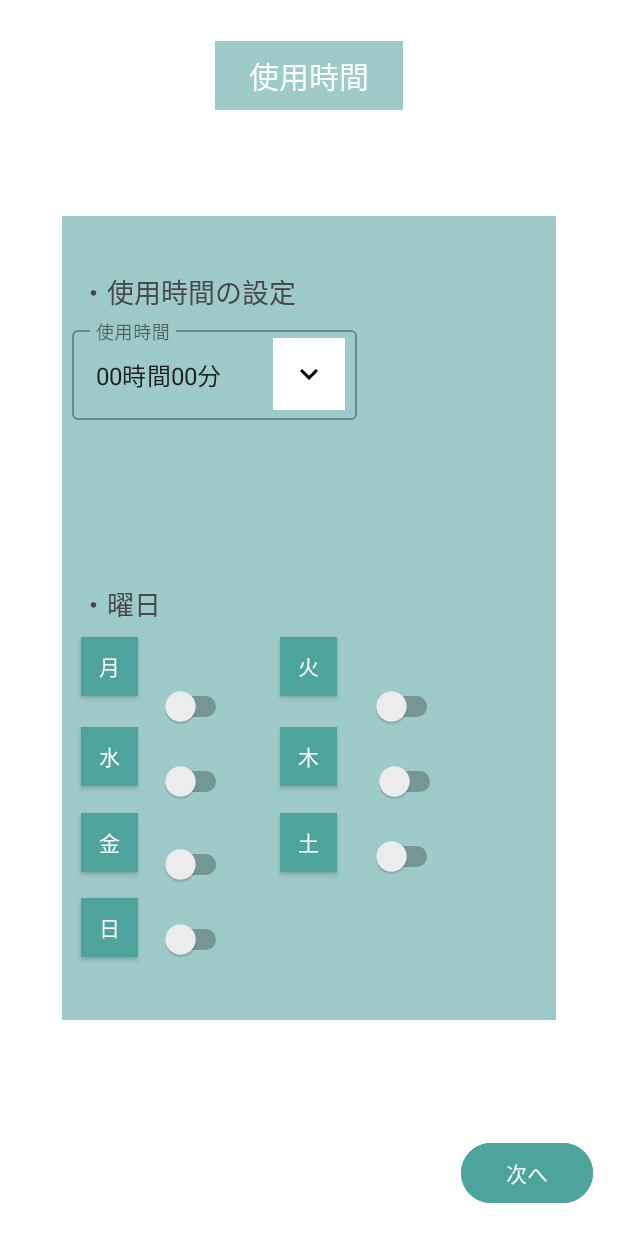
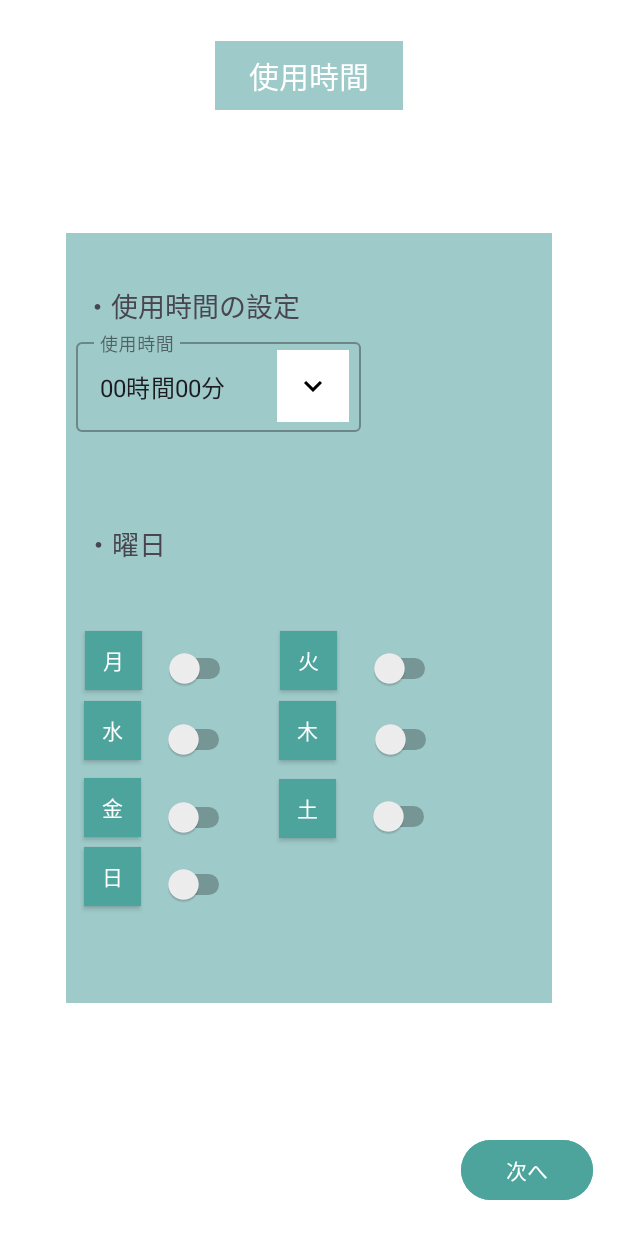
Before and after one commit to SoSatoNITIC/AppBlockTaskList, an Android app: the LockSettingUseAble screen opened through its navigation route, on a phone screen of 412 x 824 dp. Run offline under Robolectric (Android 15) with nearby library versions, the phone set to English and light mode, and no system bars; our stand-ins replace Room's generated code.

Commit message:
トグルの位置変更

```diff
--- a/app/src/main/res/layout/fragment_lock_setting_useabletime_fragment.xml
+++ b/app/src/main/res/layout/fragment_lock_setting_useabletime_fragment.xml
@@ -45,8 +45,8 @@
 
         <TextView
             android:id="@+id/textView10"
-            android:layout_width="0dp"
-            android:layout_height="0dp"
+            android:layout_width="324dp"
+            android:layout_height="513dp"
             android:background="@drawable/wakusen"
             android:backgroundTint="@color/title"
             app:layout_constraintBottom_toBottomOf="parent"
@@ -120,10 +120,10 @@
             android:textSize="18sp"
             app:layout_constraintBottom_toBottomOf="@+id/textView10"
             app:layout_constraintEnd_toEndOf="@+id/textView10"
-            app:layout_constraintHorizontal_bias="0.0"
+            app:layout_constraintHorizontal_bias="0.047"
             app:layout_constraintStart_toStartOf="@+id/textView10"
             app:layout_constraintTop_toTopOf="@+id/textView10"
-            app:layout_constraintVertical_bias="0.481" />
+            app:layout_constraintVertical_bias="0.398" />
 
         <ToggleButton
             android:id="@+id/SundayToggleButton"
@@ -136,10 +136,10 @@
             android:textOn="日"
             app:layout_constraintBottom_toBottomOf="@+id/textView10"
             app:layout_constraintEnd_toEndOf="@+id/textView10"
-            app:layout_constraintHorizontal_bias="0.043"
+            app:layout_constraintHorizontal_bias="0.041"
             app:layout_constraintStart_toStartOf="@+id/textView10"
-            app:layout_constraintTop_toTopOf="@+id/textView10"
-            app:layout_constraintVertical_bias="0.916" />
+            app:layout_constraintTop_toBottomOf="@+id/LockSettingUseabletimeText3"
+            app:layout_constraintVertical_bias="0.743" />
 
         <ToggleButton
             android:id="@+id/MondayToggleButton"
@@ -152,10 +152,10 @@
             android:textOn="月"
             app:layout_constraintBottom_toBottomOf="@+id/textView10"
             app:layout_constraintEnd_toEndOf="@+id/textView10"
-            app:layout_constraintHorizontal_bias="0.043"
+            app:layout_constraintHorizontal_bias="0.044"
             app:layout_constraintStart_toStartOf="@+id/textView10"
-            app:layout_constraintTop_toTopOf="@+id/textView10"
-            app:layout_constraintVertical_bias="0.565" />
+            app:layout_constraintTop_toBottomOf="@+id/LockSettingUseabletimeText3"
+            app:layout_constraintVertical_bias="0.173" />
 
         <ToggleButton
             android:id="@+id/TuesdayToggleButton"
@@ -170,8 +170,8 @@
             app:layout_constraintEnd_toEndOf="@+id/textView10"
             app:layout_constraintHorizontal_bias="0.498"
             app:layout_constraintStart_toStartOf="@+id/textView10"
-            app:layout_constraintTop_toTopOf="@+id/textView10"
-            app:layout_constraintVertical_bias="0.565" />
+            app:layout_constraintTop_toBottomOf="@+id/LockSettingUseabletimeText3"
+            app:layout_constraintVertical_bias="0.173" />
 
         <ToggleButton
             android:id="@+id/WednesdayToggleButton"
@@ -184,10 +184,10 @@
             android:textOn="水"
             app:layout_constraintBottom_toBottomOf="@+id/textView10"
             app:layout_constraintEnd_toEndOf="@+id/textView10"
-            app:layout_constraintHorizontal_bias="0.043"
+            app:layout_constraintHorizontal_bias="0.041"
             app:layout_constraintStart_toStartOf="@+id/textView10"
-            app:layout_constraintTop_toTopOf="@+id/textView10"
-            app:layout_constraintVertical_bias="0.686" />
+            app:layout_constraintTop_toBottomOf="@+id/LockSettingUseabletimeText3"
+            app:layout_constraintVertical_bias="0.359" />
 
         <ToggleButton
             android:id="@+id/ThursdayToggleButton"
@@ -200,10 +200,10 @@
             android:textOn="木"
             app:layout_constraintBottom_toBottomOf="@+id/textView10"
             app:layout_constraintEnd_toEndOf="@+id/textView10"
-            app:layout_constraintHorizontal_bias="0.498"
+            app:layout_constraintHorizontal_bias="0.496"
             app:layout_constraintStart_toStartOf="@+id/textView10"
-            app:layout_constraintTop_toTopOf="@+id/textView10"
-            app:layout_constraintVertical_bias="0.686" />
+            app:layout_constraintTop_toBottomOf="@+id/LockSettingUseabletimeText3"
+            app:layout_constraintVertical_bias="0.359" />
 
         <ToggleButton
             android:id="@+id/FridayToggleButton"
@@ -216,10 +216,10 @@
             android:textOn="金"
             app:layout_constraintBottom_toBottomOf="@+id/textView10"
             app:layout_constraintEnd_toEndOf="@+id/textView10"
-            app:layout_constraintHorizontal_bias="0.043"
+            app:layout_constraintHorizontal_bias="0.041"
             app:layout_constraintStart_toStartOf="@+id/textView10"
-            app:layout_constraintTop_toTopOf="@+id/textView10"
-            app:layout_constraintVertical_bias="0.802" />
+            app:layout_constraintTop_toBottomOf="@+id/LockSettingUseabletimeText3"
+            app:layout_constraintVertical_bias="0.561" />
 
         <ToggleButton
             android:id="@+id/SaturdayToggleButton"
@@ -232,10 +232,10 @@
             android:textOn="土"
             app:layout_constraintBottom_toBottomOf="@+id/textView10"
             app:layout_constraintEnd_toEndOf="@+id/textView10"
-            app:layout_constraintHorizontal_bias="0.498"
+            app:layout_constraintHorizontal_bias="0.496"
             app:layout_constraintStart_toStartOf="@+id/textView10"
-            app:layout_constraintTop_toTopOf="@+id/textView10"
-            app:layout_constraintVertical_bias="0.802" />
+            app:layout_constraintTop_toBottomOf="@+id/LockSettingUseabletimeText3"
+            app:layout_constraintVertical_bias="0.565" />
 
         <Switch
             android:id="@+id/Mondayswitch"
@@ -244,10 +244,10 @@
             android:layout_marginBottom="195dp"
             app:layout_constraintBottom_toBottomOf="@+id/textView10"
             app:layout_constraintEnd_toEndOf="@+id/textView10"
-            app:layout_constraintHorizontal_bias="0.064"
+            app:layout_constraintHorizontal_bias="0.065"
             app:layout_constraintStart_toEndOf="@+id/MondayToggleButton"
-            app:layout_constraintTop_toBottomOf="@+id/LockSettingbetweenText3"
-            app:layout_constraintVertical_bias="0.091" />
+            app:layout_constraintTop_toBottomOf="@+id/LockSettingUseabletimeText3"
+            app:layout_constraintVertical_bias="0.8" />
 
         <Switch
             android:id="@+id/Tuesdayswitch"
@@ -256,10 +256,10 @@
             android:layout_marginBottom="195dp"
             app:layout_constraintBottom_toBottomOf="@+id/textView10"
             app:layout_constraintEnd_toEndOf="@+id/textView10"
-            app:layout_constraintHorizontal_bias="0.23"
+            app:layout_constraintHorizontal_bias="0.224"
             app:layout_constraintStart_toEndOf="@+id/TuesdayToggleButton"
-            app:layout_constraintTop_toBottomOf="@+id/LockSettingbetweenText3"
-            app:layout_constraintVertical_bias="0.091" />
+            app:layout_constraintTop_toBottomOf="@+id/LockSettingUseabletimeText3"
+            app:layout_constraintVertical_bias="0.8" />
 
         <Switch
             android:id="@+id/Wednesdayswitch"
@@ -268,10 +268,10 @@
             android:layout_marginBottom="145dp"
             app:layout_constraintBottom_toBottomOf="@+id/textView10"
             app:layout_constraintEnd_toEndOf="@+id/textView10"
-            app:layout_constraintHorizontal_bias="0.064"
+            app:layout_constraintHorizontal_bias="0.065"
             app:layout_constraintStart_toEndOf="@+id/WednesdayToggleButton"
-            app:layout_constraintTop_toBottomOf="@+id/LockSettingbetweenText3"
-            app:layout_constraintVertical_bias="0.345" />
+            app:layout_constraintTop_toBottomOf="@+id/LockSettingUseabletimeText3"
+            app:layout_constraintVertical_bias="0.858" />
 
         <Switch
             android:id="@+id/Thursdayswitch"
@@ -280,10 +280,10 @@
             android:layout_marginBottom="145dp"
             app:layout_constraintBottom_toBottomOf="@+id/textView10"
             app:layout_constraintEnd_toEndOf="@+id/textView10"
-            app:layout_constraintHorizontal_bias="0.25"
+            app:layout_constraintHorizontal_bias="0.234"
             app:layout_constraintStart_toEndOf="@+id/ThursdayToggleButton"
-            app:layout_constraintTop_toBottomOf="@+id/LockSettingbetweenText3"
-            app:layout_constraintVertical_bias="0.345" />
+            app:layout_constraintTop_toBottomOf="@+id/LockSettingUseabletimeText3"
+            app:layout_constraintVertical_bias="0.858" />
 
         <Switch
             android:id="@+id/Fridayswitch"
@@ -292,10 +292,10 @@
             android:layout_marginBottom="90dp"
             app:layout_constraintBottom_toBottomOf="@+id/textView10"
             app:layout_constraintEnd_toEndOf="@+id/textView10"
-            app:layout_constraintHorizontal_bias="0.064"
+            app:layout_constraintHorizontal_bias="0.065"
             app:layout_constraintStart_toEndOf="@+id/FridayToggleButton"
-            app:layout_constraintTop_toBottomOf="@+id/LockSettingbetweenText3"
-            app:layout_constraintVertical_bias="0.587" />
+            app:layout_constraintTop_toBottomOf="@+id/LockSettingUseabletimeText3"
+            app:layout_constraintVertical_bias="0.885" />
 
         <Switch
             android:id="@+id/Saturdayswitch"
@@ -304,10 +304,10 @@
             android:layout_marginBottom="95dp"
             app:layout_constraintBottom_toBottomOf="@+id/textView10"
             app:layout_constraintEnd_toEndOf="@+id/textView10"
-            app:layout_constraintHorizontal_bias="0.23"
+            app:layout_constraintHorizontal_bias="0.224"
             app:layout_constraintStart_toEndOf="@+id/SaturdayToggleButton"
-            app:layout_constraintTop_toBottomOf="@+id/LockSettingbetweenText3"
-            app:layout_constraintVertical_bias="0.587" />
+            app:layout_constraintTop_toBottomOf="@+id/LockSettingUseabletimeText3"
+            app:layout_constraintVertical_bias="0.911" />
 
         <Switch
             android:id="@+id/Sundayswitch"
@@ -316,10 +316,10 @@
             android:layout_marginBottom="40dp"
             app:layout_constraintBottom_toBottomOf="@+id/textView10"
             app:layout_constraintEnd_toEndOf="@+id/textView10"
-            app:layout_constraintHorizontal_bias="0.064"
+            app:layout_constraintHorizontal_bias="0.065"
             app:layout_constraintStart_toEndOf="@+id/SundayToggleButton"
-            app:layout_constraintTop_toBottomOf="@+id/LockSettingbetweenText3"
-            app:layout_constraintVertical_bias="0.825" />
+            app:layout_constraintTop_toBottomOf="@+id/LockSettingUseabletimeText3"
+            app:layout_constraintVertical_bias="0.888" />
 
     </androidx.constraintlayout.widget.ConstraintLayout>
 
```
